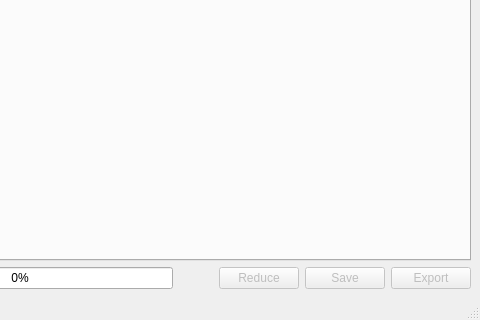
Before: the Qt Designer form Code/Mantid/scripts/Interface/ui/reduction_main.ui in mantidproject/mantid, drawn with Qt 5; both pictures show x 582 to 1062 and y 669 to 989 of the 1062 by 989 pixel window.
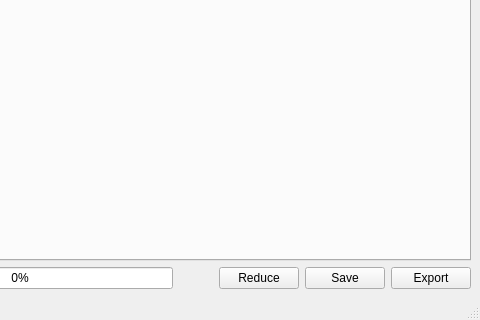
After: the same form once the commit is applied.

Commit message: Re #4303 fix issue with disabled buttons

```diff
--- a/Code/Mantid/scripts/Interface/ui/reduction_main.ui
+++ b/Code/Mantid/scripts/Interface/ui/reduction_main.ui
@@ -109,7 +109,7 @@
       <item>
        <widget class="QPushButton" name="reduce_button">
         <property name="enabled">
-         <bool>false</bool>
+         <bool>true</bool>
         </property>
         <property name="toolTip">
          <string>Click to execute reduction.</string>
@@ -122,7 +122,7 @@
       <item>
        <widget class="QPushButton" name="save_button">
         <property name="enabled">
-         <bool>false</bool>
+         <bool>true</bool>
         </property>
         <property name="toolTip">
          <string>Click to save your reduction parameters.</string>
@@ -135,7 +135,7 @@
       <item>
        <widget class="QPushButton" name="export_button">
         <property name="enabled">
-         <bool>false</bool>
+         <bool>true</bool>
         </property>
         <property name="toolTip">
          <string>Click to export the reduction parameters to a python script that can be run in MantidPlot.</string>
```
The commit also changes 2 other files.
